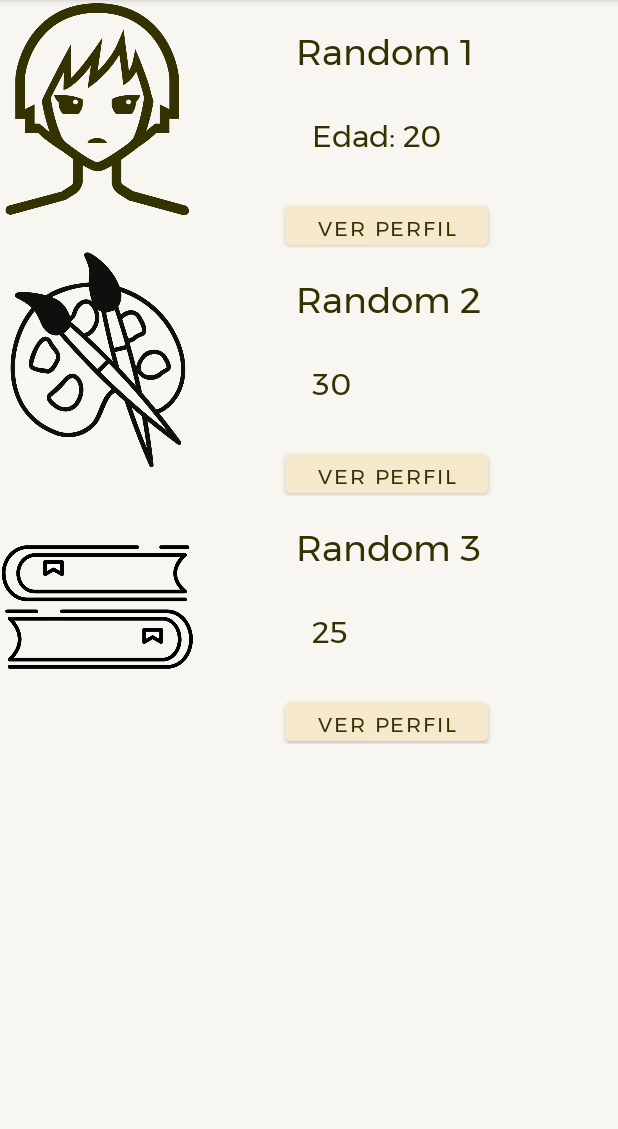
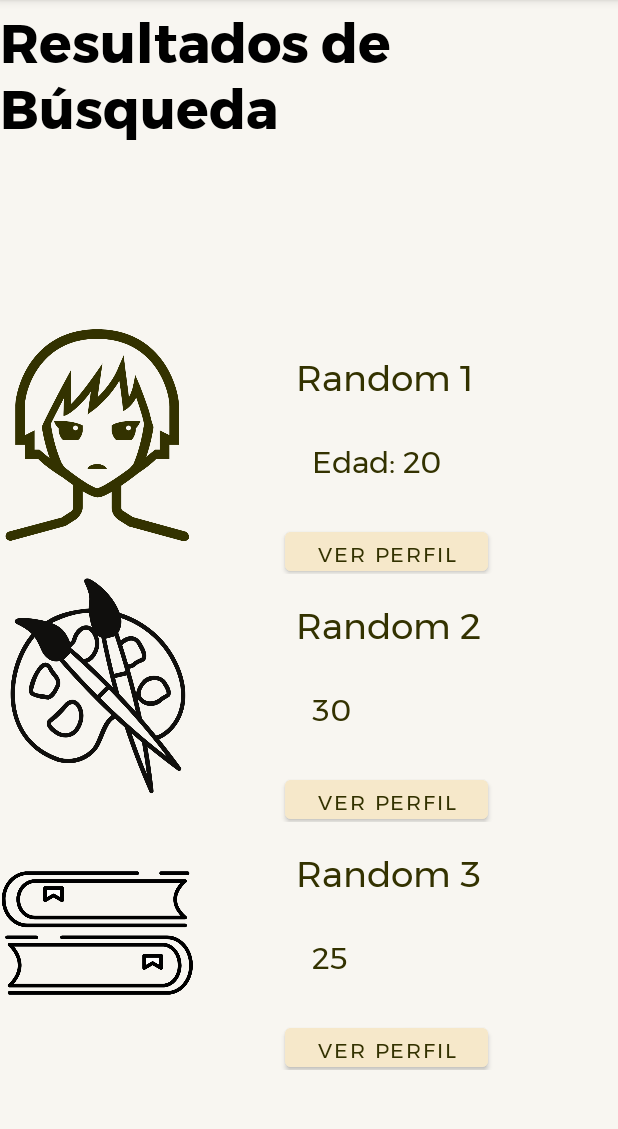
Before and after one commit to AmauriPC/MovilesProyecto, an Android app: the pantallaResultados screen opened directly, with no data from a screen before it, on a phone screen of 412 x 824 dp, the part 84-1213 px from its top. Run offline under Robolectric (Android 15) with nearby library versions, the phone set to English and light mode, and no system bars; our stand-ins replace Firebase (no records; nobody signed in at launch, a user with empty details on screens opened directly).

Commit message:
Update activity_pantalla_resultados.xml

```diff
--- a/app/src/main/res/layout/activity_pantalla_resultados.xml
+++ b/app/src/main/res/layout/activity_pantalla_resultados.xml
@@ -22,6 +22,9 @@
     <androidx.recyclerview.widget.RecyclerView
         android:id="@+id/recyclerId"
         android:layout_width="match_parent"
-        android:layout_height="wrap_content" />
+        android:layout_height="wrap_content"
+        android:layout_below="@+id/textView4"
+        android:layout_alignParentStart="true"
+        android:layout_marginTop="104dp" />
 
 </RelativeLayout>
```
